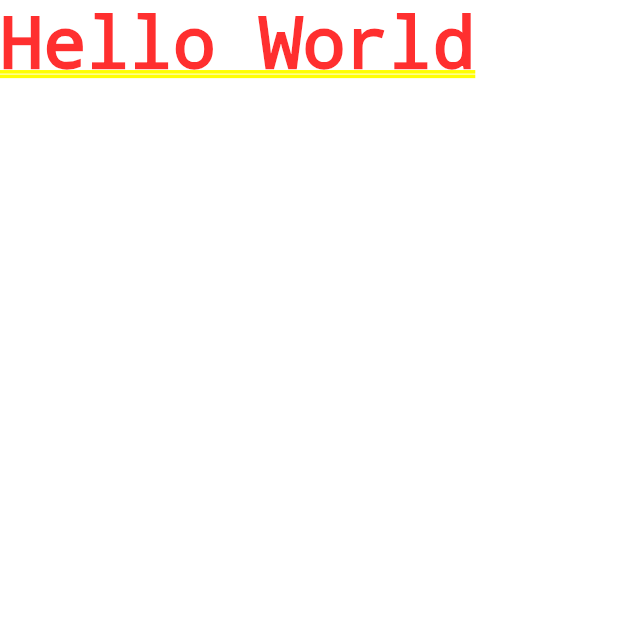
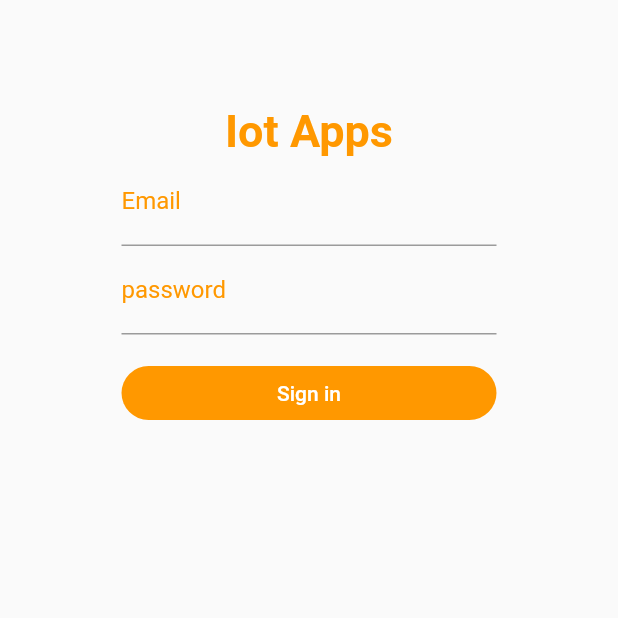
Before and after one commit to katawut15032542/iot, a Flutter app: the screen it shows after launch, on a phone screen of 412 x 824 dp, the top half of it. Run offline on Flutter 3.47's test engine with Material 2 defaults, Android fonts, the phone set to English and light mode, and no system bars.

Commit message:
Login View Complete

```diff
--- a/lib/main.dart
+++ b/lib/main.dart
@@ -1,4 +1,6 @@
 import 'package:flutter/material.dart';
+import 'package:flutter/material.dart' as prefix0;
+import 'package:iot/screen/authen.dart';
 
 void main() {
     runApp(Myapps());
@@ -8,7 +10,8 @@ class Myapps extends StatelessWidget {
   @override
   Widget build(BuildContext context) {
     return MaterialApp(
-      home: Text("Hello World"),
+      home: Authen(),
     );
   }
+
 }
--- /dev/null
+++ b/lib/screen/authen.dart
@@ -0,0 +1,91 @@
+import 'package:flutter/material.dart';
+import 'package:flutter/material.dart' as prefix0;
+
+class Authen extends StatefulWidget {
+  @override
+  _AuthenState createState() => _AuthenState();
+}
+
+class _AuthenState extends State<Authen> {
+  @override
+  Widget build(BuildContext context) {
+    double amount = 150.0;
+    double size = 250.0;
+
+    Widget signinButton(BuildContext context) {
+      return Expanded(
+        child: FlatButton(
+          shape: RoundedRectangleBorder(
+            borderRadius: BorderRadius.circular(30.0),
+          ),
+          color: Colors.orange[500],
+          child: Text(
+            'Sign in',
+            style: TextStyle(color: Colors.white),
+          ),
+          onPressed: () {},
+        ),
+      );
+    }
+
+    Widget emailTextFormFeild() {
+      return Container(
+        width: size,
+        alignment: Alignment.center,
+        child: TextFormField(
+          decoration: InputDecoration(
+              labelText: 'Email',
+              hintText: 'abcd@abc.com',
+              labelStyle: TextStyle(color: Colors.orange[500])),
+        ),
+      );
+    }
+
+    Widget passwordTextFormFeild() {
+      return Container(
+        width: size,
+        alignment: Alignment.center,
+        child: TextFormField(
+          decoration: InputDecoration(
+              labelText: 'password',
+              hintText: 'More than 7 charactor',
+              labelStyle: TextStyle(color: Colors.orange[500])),
+        ),
+      );
+    }
+
+    Widget showName() {
+      return Container(
+        child: Text(
+          'Iot Apps',
+          style: TextStyle(
+              fontSize: 30.0,
+              color: Colors.orange[500],
+              fontWeight: FontWeight.bold),
+        ),
+      );
+    }
+
+    return Scaffold(
+      body: Container(
+        alignment: Alignment(0, 0),
+        padding: EdgeInsets.only(top: 70.0),
+        child: Column(
+          children: <Widget>[
+            showName(),
+            emailTextFormFeild(),
+            passwordTextFormFeild(),
+            Container(
+              margin: EdgeInsets.only(top: 15.0),
+              alignment: Alignment.center,
+              width: size,
+              child: Row(
+                children: <Widget>[signinButton(context)],
+              ),
+            )
+          ],
+        ),
+      ),
+    );
+  }
+}
```
